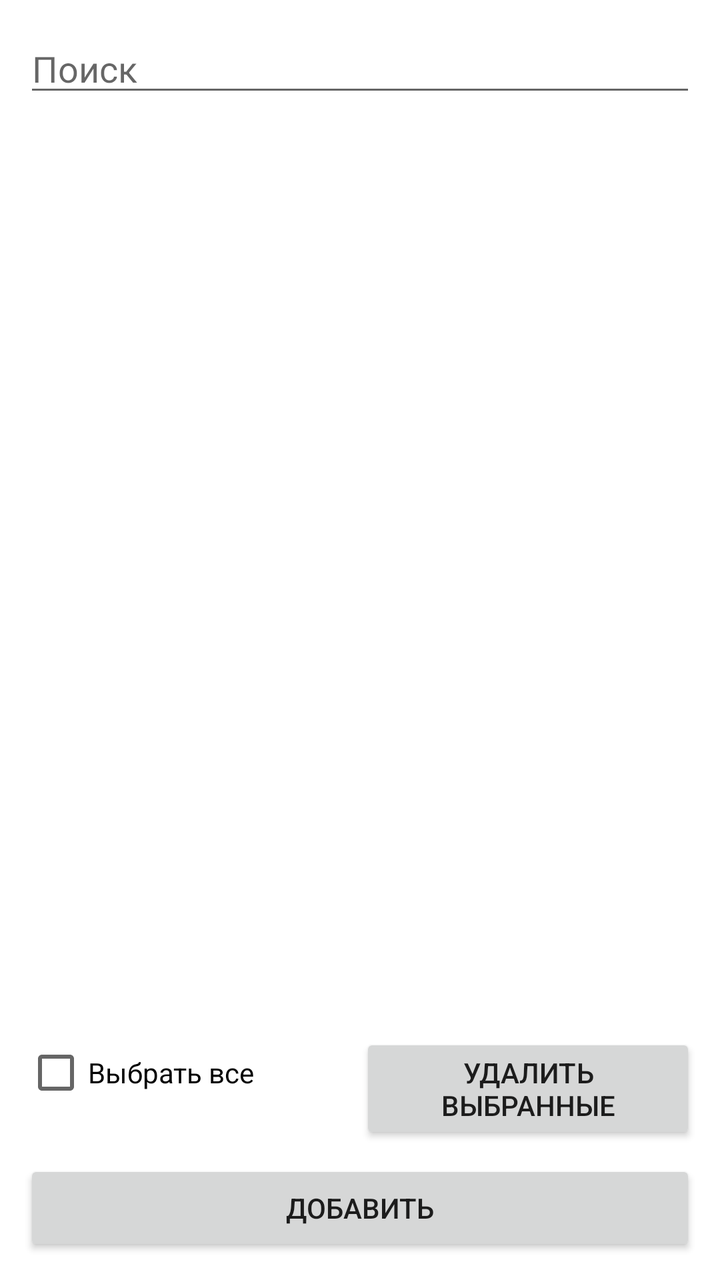
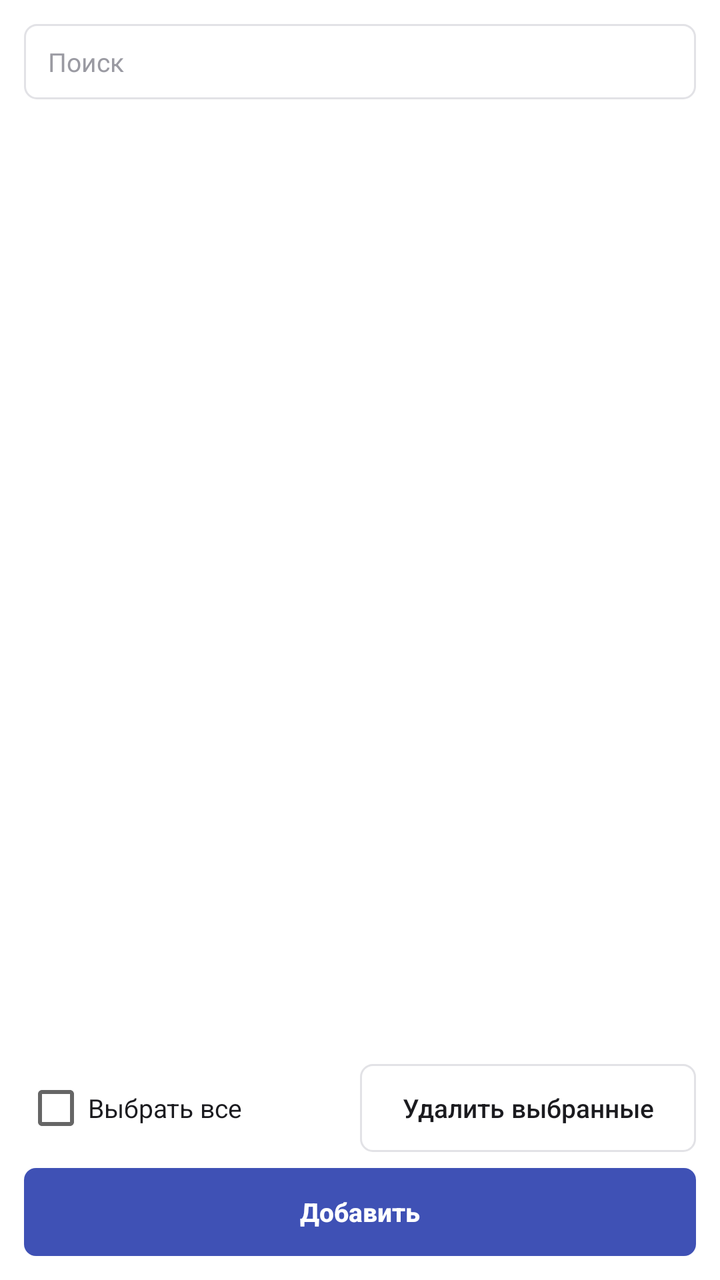

Two renders of the same Android screen: before a commit and after it. Below are the layout's source before the change and the commit's diff.
<!-- AndroidManifest.xml: application theme Theme.SyncNote -->
<!-- res/layout/fragment_notes.xml -->
<?xml version="1.0" encoding="utf-8"?>
<LinearLayout xmlns:android="http://schemas.android.com/apk/res/android"
    android:orientation="vertical"
    android:layout_width="match_parent"
    android:layout_height="match_parent"
    android:padding="12dp">

    <EditText
        android:id="@+id/searchBox"
        android:layout_width="match_parent"
        android:layout_height="wrap_content"
        android:hint="Поиск" />

    <androidx.recyclerview.widget.RecyclerView
        android:id="@+id/notesList"
        android:layout_width="match_parent"
        android:layout_height="0dp"
        android:layout_weight="1"
        android:layout_marginTop="8dp" />

    <LinearLayout
        android:orientation="horizontal"
        android:layout_width="match_parent"
        android:layout_height="wrap_content"
        android:layout_marginTop="8dp">

        <CheckBox
            android:id="@+id/selectAllBox"
            android:layout_width="0dp"
            android:layout_weight="1"
            android:layout_height="wrap_content"
            android:text="Выбрать все" />

        <Button
            android:id="@+id/deleteCheckedButton"
            android:layout_width="0dp"
            android:layout_weight="1"
            android:layout_height="wrap_content"
            android:text="Удалить выбранные" />
    </LinearLayout>

    <Button
        android:id="@+id/addButton"
        android:layout_width="match_parent"
        android:layout_height="wrap_content"
        android:layout_marginTop="8dp"
        android:text="Добавить" />
</LinearLayout>
<!-- resources referenced by this layout -->
<resources>
  <style name="Theme.SyncNote" parent="Theme.AppCompat.Light.DarkActionBar">
          <item name="colorPrimary">@color/sync_accent</item>
          <item name="colorPrimaryDark">@color/sync_accent_dark</item>
          <item name="colorSecondary">@color/sync_accent</item>
          <item name="colorAccent">@color/sync_accent</item>
          <item name="colorOnPrimary">@color/text_on_accent</item>
          <item name="android:windowBackground">@color/bg_window</item>
          <item name="android:colorBackground">@color/bg_window</item>
      </style>
  <color name="sync_accent">#3F51B5</color>
  <color name="sync_accent_dark">#354499</color>
  <color name="text_on_accent">#FFFFFF</color>
  <color name="bg_window">#FFFFFF</color>
</resources>

<!-- the commit's change to res/layout/fragment_notes.xml (unified diff, before → after) -->
@@ -9,7 +9,18 @@
         android:id="@+id/searchBox"
         android:layout_width="match_parent"
         android:layout_height="wrap_content"
-        android:hint="Поиск" />
+        android:hint="Поиск"
+        android:background="@drawable/bg_search_field"
+        android:paddingStart="12dp"
+        android:paddingEnd="12dp"
+        android:paddingTop="10dp"
+        android:paddingBottom="10dp"
+        android:textColor="@color/text_primary"
+        android:textColorHint="@color/text_hint"
+        android:textSize="13sp"
+        android:maxLines="1"
+        android:singleLine="true"
+        android:inputType="text" />
 
     <androidx.recyclerview.widget.RecyclerView
         android:id="@+id/notesList"
@@ -29,20 +40,27 @@
             android:layout_width="0dp"
             android:layout_weight="1"
             android:layout_height="wrap_content"
-            android:text="Выбрать все" />
+            android:text="Выбрать все"
+            android:textColor="@color/text_primary"
+            android:textSize="13sp" />
 
+        
         <Button
             android:id="@+id/deleteCheckedButton"
+            style="@style/Widget.SyncNote.Button.Default"
             android:layout_width="0dp"
             android:layout_weight="1"
             android:layout_height="wrap_content"
-            android:text="Удалить выбранные" />
+            android:text="Удалить выбранные"
+            android:textAllCaps="false" />
     </LinearLayout>
 
     <Button
         android:id="@+id/addButton"
+        style="@style/Widget.SyncNote.Button.Primary"
         android:layout_width="match_parent"
         android:layout_height="wrap_content"
         android:layout_marginTop="8dp"
-        android:text="Добавить" />
+        android:text="Добавить"
+        android:textAllCaps="false" />
 </LinearLayout>
<!-- resource entries referenced after the edit -->
@@ -1,5 +1,36 @@
 <!-- resources referenced by this layout -->
 <resources>
+  <color name="text_hint">#9A9AA2</color>
+  <color name="text_primary">#1B1B1F</color>
+  <!-- drawable bg_search_field (drawable) -->
+  <?xml version="1.0" encoding="utf-8"?>
+  <shape xmlns:android="http://schemas.android.com/apk/res/android"
+      android:shape="rectangle">
+      <solid android:color="@color/bg_card" />
+      <stroke
+          android:width="1dp"
+          android:color="@color/border_line" />
+      <corners android:radius="6dp" />
+  </shape>
+  <style name="Widget.SyncNote.Button.Default" parent="">
+          <item name="android:background">@drawable/bg_button_default_selector</item>
+          <item name="android:textColor">@color/text_primary</item>
+          <item name="android:textSize">13sp</item>
+          <item name="android:stateListAnimator">@null</item>
+          <item name="android:minHeight">44dp</item>
+          <item name="android:paddingStart">16dp</item>
+          <item name="android:paddingEnd">16dp</item>
+      </style>
+  <style name="Widget.SyncNote.Button.Primary" parent="">
+          <item name="android:background">@drawable/bg_button_primary_selector</item>
+          <item name="android:textColor">@color/text_on_accent</item>
+          <item name="android:textSize">13sp</item>
+          <item name="android:textStyle">bold</item>
+          <item name="android:stateListAnimator">@null</item>
+          <item name="android:minHeight">44dp</item>
+          <item name="android:paddingStart">16dp</item>
+          <item name="android:paddingEnd">16dp</item>
+      </style>
   <style name="Theme.SyncNote" parent="Theme.AppCompat.Light.DarkActionBar">
           <item name="colorPrimary">@color/sync_accent</item>
           <item name="colorPrimaryDark">@color/sync_accent_dark</item>
@@ -9,9 +40,50 @@
           <item name="android:windowBackground">@color/bg_window</item>
           <item name="android:colorBackground">@color/bg_window</item>
       </style>
+  <color name="bg_card">#FFFFFF</color>
+  <color name="border_line">#E2E2E6</color>
+  <!-- drawable bg_button_default_selector (drawable) -->
+  <?xml version="1.0" encoding="utf-8"?>
+  <selector xmlns:android="http://schemas.android.com/apk/res/android">
+      <item android:state_pressed="true">
+          <shape android:shape="rectangle">
+              <solid android:color="@color/bg_hover" />
+              <stroke
+                  android:width="1dp"
+                  android:color="@color/border_line" />
+              <corners android:radius="6dp" />
+          </shape>
+      </item>
+      <item>
+          <shape android:shape="rectangle">
+              <solid android:color="@color/bg_card" />
+              <stroke
+                  android:width="1dp"
+                  android:color="@color/border_line" />
+              <corners android:radius="6dp" />
+          </shape>
+      </item>
+  </selector>
+  <!-- drawable bg_button_primary_selector (drawable) -->
+  <?xml version="1.0" encoding="utf-8"?>
+  <selector xmlns:android="http://schemas.android.com/apk/res/android">
+      <item android:state_pressed="true">
+          <shape android:shape="rectangle">
+              <solid android:color="@color/sync_accent_dark" />
+              <corners android:radius="6dp" />
+          </shape>
+      </item>
+      <item>
+          <shape android:shape="rectangle">
+              <solid android:color="@color/sync_accent" />
+              <corners android:radius="6dp" />
+          </shape>
+      </item>
+  </selector>
   <color name="sync_accent">#3F51B5</color>
   <color name="sync_accent_dark">#354499</color>
   <color name="text_on_accent">#FFFFFF</color>
   <color name="bg_window">#FFFFFF</color>
+  <color name="bg_hover">#F7F7F8</color>
 </resources>
 
